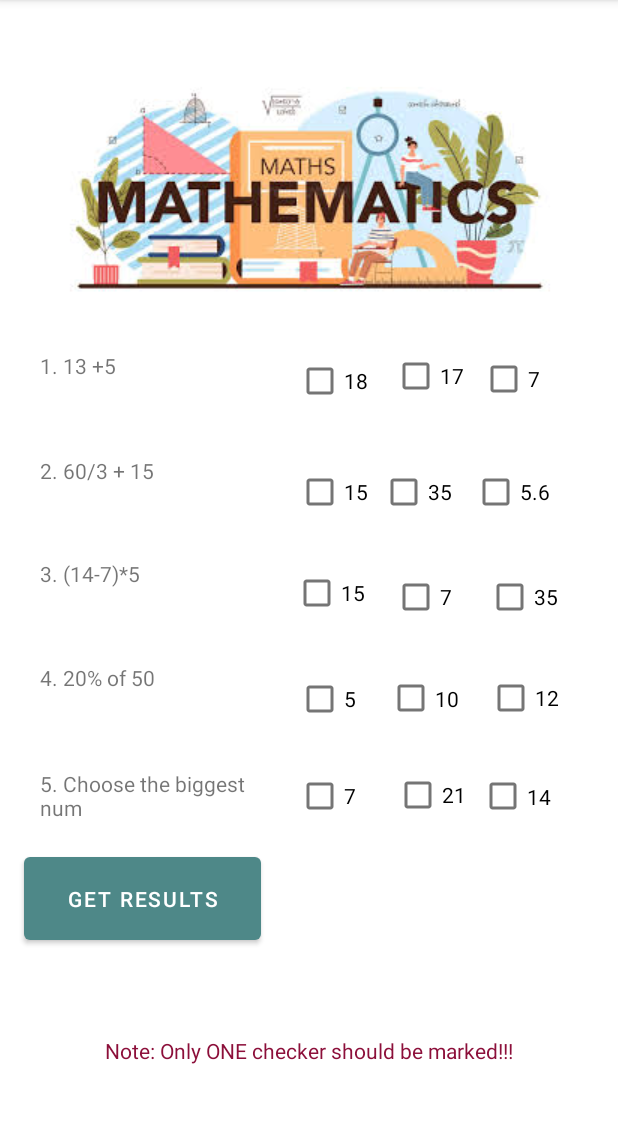
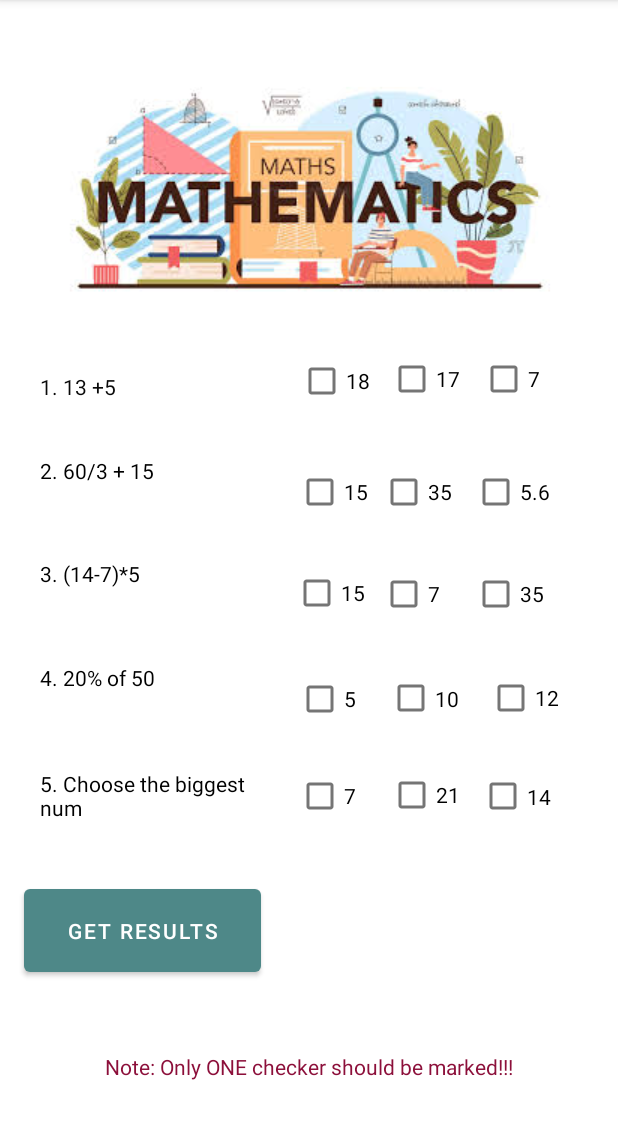
Before and after one commit to ViktorGrigorov2910/QuickQuizz, an Android app: the screen it shows after launch (MathScreen), after a tap on "MATH", on a phone screen of 412 x 824 dp, the part 84-1223 px from its top. Run offline under Robolectric (Android 15) with nearby library versions, the phone set to English and light mode, and no system bars.

Commit message:
Small refactor changes in the MathScreen class

```diff
--- a/app/src/main/java/com/example/testapplication/MainActivity.java
+++ b/app/src/main/java/com/example/testapplication/MainActivity.java
@@ -7,44 +7,46 @@ import androidx.appcompat.app.AppCompatActivity;
 import android.os.Bundle;
 
 public class MainActivity extends AppCompatActivity {
-private Button button;
+    private Button button;
 
     @Override
     protected void onCreate(Bundle savedInstanceState) {
         super.onCreate(savedInstanceState);
         setContentView(R.layout.activity_main);
+        // Main screen
+        //Here you get presented the sections that are available
 
-        button =  findViewById(R.id.infoButton);
+        // Info Screen -> Information about the APP
+        button = findViewById(R.id.infoButton);
         button.setOnClickListener(new View.OnClickListener() {
             @Override
             public void onClick(View view) {
                 openInfoScreen();
-            }
-        });
+            }});
 
-        button =  findViewById(R.id.mathButton);
+        // Math Screen -> Math questions
+        button = findViewById(R.id.mathButton);
         button.setOnClickListener(new View.OnClickListener() {
             @Override
             public void onClick(View view) {
-                openMathScreen ();
-            }
-        });
+                openMathScreen();
+            }});
 
-        button =  findViewById(R.id.geographyButton);
+        // Geography Screen -> Geography questions
+        button = findViewById(R.id.geographyButton);
         button.setOnClickListener(new View.OnClickListener() {
             @Override
             public void onClick(View view) {
                 openGeographyScreen();
-            }
-        });
+            }});
 
+        // Crypto Screen -> Crypto questions
         button = findViewById(R.id.cryptoButton);
         button.setOnClickListener(new View.OnClickListener() {
             @Override
             public void onClick(View view) {
                 openCryptoScreen();
-            }
-        });
+            }});
 
 
     }
@@ -59,19 +61,15 @@ private Button button;
         startActivity(intent);
     }
 
-    public void openMathScreen (){
-        Intent intent = new Intent(this , MathScreen.class);
+    private void openMathScreen() {
+        Intent intent = new Intent(this, MathScreen.class);
+        startActivity(intent);
+    }
+
+    private void openInfoScreen() {
+        Intent intent = new Intent(this, InfoScreen.class);
         startActivity(intent);
     }
 
 
-
-public void openInfoScreen (){
-    Intent intent = new Intent (this , InfoScreen.class);
-    startActivity(intent);
 }
-
-
-
-
-}
--- a/app/src/main/res/layout/activity_math_screen.xml
+++ b/app/src/main/res/layout/activity_math_screen.xml
@@ -20,35 +20,40 @@
             android:layout_height="42dp" android:id="@+id/textView2"
             app:layout_constraintEnd_toEndOf="parent" app:layout_constraintStart_toStartOf="parent"
             app:layout_constraintTop_toTopOf="parent" app:layout_constraintBottom_toBottomOf="parent"
-            app:layout_constraintHorizontal_bias="0.108" app:layout_constraintVertical_bias="0.322"/>
+            app:layout_constraintHorizontal_bias="0.108" app:layout_constraintVertical_bias="0.342"
+            android:textColor="#090909"/>
     <TextView
             android:text="2. 60/3 + 15"
             android:layout_width="163dp"
             android:layout_height="42dp" android:id="@+id/textView3"
             app:layout_constraintEnd_toEndOf="parent" app:layout_constraintStart_toStartOf="parent"
             app:layout_constraintTop_toTopOf="parent" app:layout_constraintBottom_toBottomOf="parent"
-            app:layout_constraintHorizontal_bias="0.108" app:layout_constraintVertical_bias="0.419"/>
+            app:layout_constraintHorizontal_bias="0.108" app:layout_constraintVertical_bias="0.419"
+            android:textColor="#000000"/>
     <TextView
             android:text="3. (14-7)*5"
             android:layout_width="163dp"
             android:layout_height="42dp" android:id="@+id/textView4"
             app:layout_constraintEnd_toEndOf="parent" app:layout_constraintStart_toStartOf="parent"
             app:layout_constraintTop_toTopOf="parent" app:layout_constraintBottom_toBottomOf="parent"
-            app:layout_constraintHorizontal_bias="0.108" app:layout_constraintVertical_bias="0.513"/>
+            app:layout_constraintHorizontal_bias="0.108" app:layout_constraintVertical_bias="0.513"
+            android:textColor="#000000"/>
     <TextView
             android:text="4. 20% of 50"
             android:layout_width="163dp"
             android:layout_height="42dp" android:id="@+id/textView5"
             app:layout_constraintEnd_toEndOf="parent" app:layout_constraintStart_toStartOf="parent"
             app:layout_constraintTop_toTopOf="parent" app:layout_constraintBottom_toBottomOf="parent"
-            app:layout_constraintHorizontal_bias="0.108" app:layout_constraintVertical_bias="0.609"/>
+            app:layout_constraintHorizontal_bias="0.108" app:layout_constraintVertical_bias="0.609"
+            android:textColor="#000000"/>
     <TextView
             android:text="5. Choose the biggest num"
             android:layout_width="163dp"
             android:layout_height="42dp" android:id="@+id/textView6"
             app:layout_constraintEnd_toEndOf="parent" app:layout_constraintStart_toStartOf="parent"
             app:layout_constraintTop_toTopOf="parent" app:layout_constraintBottom_toBottomOf="parent"
-            app:layout_constraintHorizontal_bias="0.108" app:layout_constraintVertical_bias="0.706"/>
+            app:layout_constraintHorizontal_bias="0.108" app:layout_constraintVertical_bias="0.706"
+            android:textColor="#000000"/>
     <CheckBox
             android:text="7"
             android:layout_width="wrap_content"
@@ -83,7 +88,7 @@
             android:layout_height="wrap_content" android:id="@+id/question_1_A"
             app:layout_constraintStart_toStartOf="parent" app:layout_constraintEnd_toEndOf="parent"
             app:layout_constraintTop_toTopOf="parent" app:layout_constraintBottom_toBottomOf="parent"
-            app:layout_constraintHorizontal_bias="0.542" app:layout_constraintVertical_bias="0.319"/>
+            app:layout_constraintHorizontal_bias="0.545" app:layout_constraintVertical_bias="0.319"/>
     <CheckBox
             android:text="17"
             android:layout_width="wrap_content"
@@ -92,8 +97,8 @@
             android:layout_marginRight="24dp"
             app:layout_constraintBottom_toBottomOf="parent"
             android:layout_marginTop="24dp"
-            app:layout_constraintVertical_bias="0.291"
-            app:layout_constraintHorizontal_bias="0.769" app:layout_constraintStart_toStartOf="parent"
+            app:layout_constraintVertical_bias="0.294"
+            app:layout_constraintHorizontal_bias="0.761" app:layout_constraintStart_toStartOf="parent"
             app:layout_constraintEnd_toEndOf="parent" app:layout_constraintTop_toTopOf="parent"/>
     <CheckBox
             android:text="21"
@@ -104,7 +109,7 @@
             app:layout_constraintBottom_toBottomOf="parent"
             android:layout_marginTop="24dp"
             app:layout_constraintVertical_bias="0.693"
-            app:layout_constraintHorizontal_bias="0.772" app:layout_constraintStart_toStartOf="parent"
+            app:layout_constraintHorizontal_bias="0.761" app:layout_constraintStart_toStartOf="parent"
             app:layout_constraintEnd_toEndOf="parent" app:layout_constraintTop_toTopOf="parent"/>
     <CheckBox
             android:text="10"
@@ -125,9 +130,9 @@
             android:layout_marginRight="24dp"
             app:layout_constraintBottom_toBottomOf="parent"
             android:layout_marginTop="24dp"
-            app:layout_constraintHorizontal_bias="0.769" app:layout_constraintStart_toStartOf="parent"
+            app:layout_constraintHorizontal_bias="0.746" app:layout_constraintStart_toStartOf="parent"
             app:layout_constraintEnd_toEndOf="parent" app:layout_constraintTop_toTopOf="parent"
-            app:layout_constraintVertical_bias="0.503"/>
+    />
     <CheckBox
             android:text="35"
             android:layout_width="56dp"
@@ -177,8 +182,8 @@
             app:layout_constraintBottom_toBottomOf="parent"
             app:layout_constraintEnd_toEndOf="parent" android:layout_marginTop="24dp"
             app:layout_constraintStart_toStartOf="parent"
-            app:layout_constraintHorizontal_bias="0.882"
-            app:layout_constraintTop_toTopOf="parent" app:layout_constraintVertical_bias="0.503"/>
+            app:layout_constraintHorizontal_bias="0.855"
+            app:layout_constraintTop_toTopOf="parent"/>
     <CheckBox
             android:text="5.6"
             android:layout_width="59dp"
@@ -196,7 +201,7 @@
             android:layout_height="67dp" android:id="@+id/get_result_button"
             app:layout_constraintStart_toStartOf="parent" app:layout_constraintEnd_toEndOf="parent"
             app:layout_constraintTop_toTopOf="parent" app:layout_constraintBottom_toBottomOf="parent"
-            app:layout_constraintHorizontal_bias="0.063" app:layout_constraintVertical_bias="0.807"
+            app:layout_constraintHorizontal_bias="0.063" app:layout_constraintVertical_bias="0.837"
             app:backgroundTint="#4E8888"/>
     <TextView
             android:layout_width="172dp"
@@ -206,9 +211,9 @@
             android:id="@+id/result_math"
             app:layout_constraintEnd_toEndOf="parent"
             app:layout_constraintBottom_toBottomOf="parent"
-            app:layout_constraintVertical_bias="0.804"
-            app:layout_constraintTop_toTopOf="parent" app:layout_constraintHorizontal_bias="0.771"
-            app:layout_constraintStart_toEndOf="@+id/get_result_button" android:textColor="#08590C"/>
+            app:layout_constraintVertical_bias="0.837"
+            app:layout_constraintTop_toTopOf="parent" app:layout_constraintHorizontal_bias="0.969"
+            android:textColor="#08590C" app:layout_constraintStart_toStartOf="parent"/>
     <TextView
             android:text="Note: Only ONE checker should be marked!!!"
             android:layout_width="wrap_content"
```
Also changed, not shown: app/src/main/java/com/example/testapplication/MathScreen.java (+4 -6 lines).
